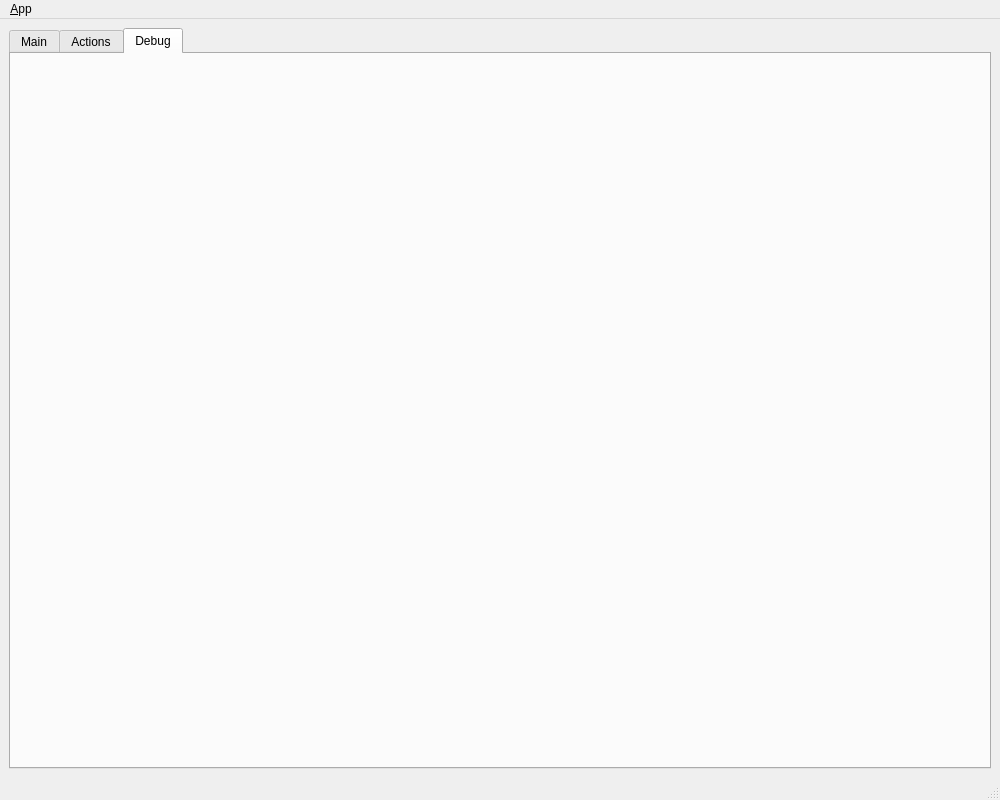
First picture: the form in vineslam_report/ui/main_window.ui, repository MikHut/vineslam, before the edit.
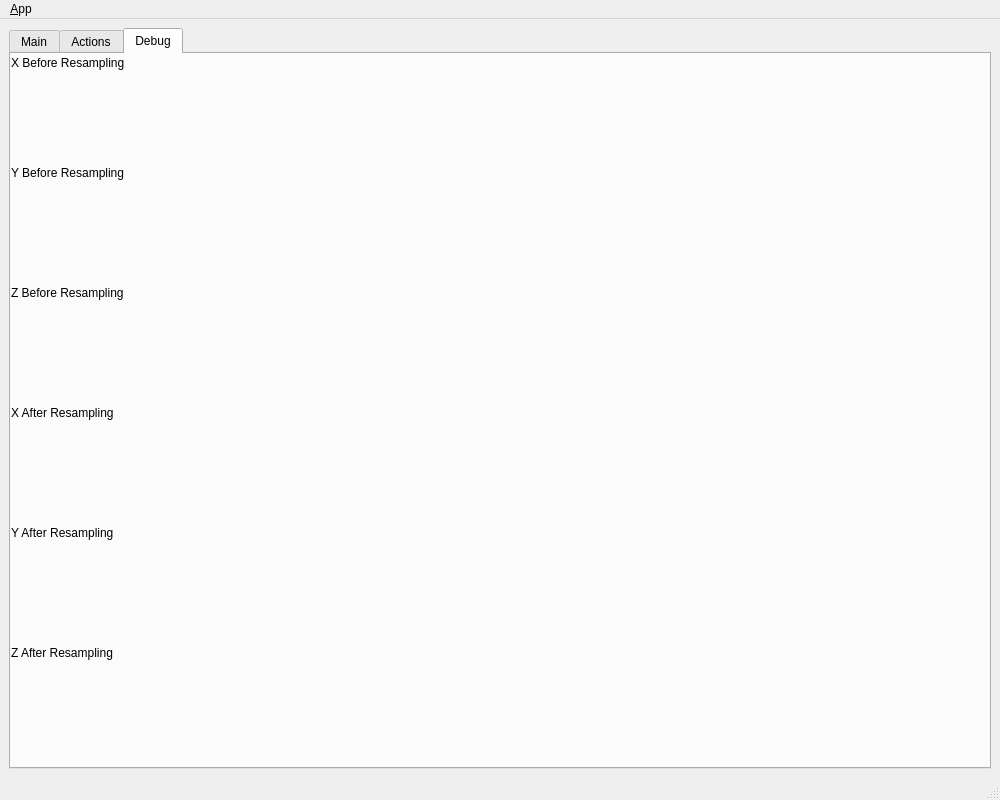
Second picture: the form after the edit. The open tabs and pages were chosen to show the change. Icons and pictures are not drawn.

Commit message: #67 - XYZ histograms plotted on GUI created in #69

What changed in the file:
```diff
--- a/vineslam_report/ui/main_window.ui
+++ b/vineslam_report/ui/main_window.ui
@@ -2,6 +2,14 @@
 <ui version="4.0">
  <class>MainWindowDesign</class>
  <widget class="QMainWindow" name="MainWindowDesign">
+  <property name="geometry">
+   <rect>
+    <x>0</x>
+    <y>0</y>
+    <width>1000</width>
+    <height>800</height>
+   </rect>
+  </property>
   <property name="minimumSize">
    <size>
     <width>1000</width>
@@ -105,7 +113,7 @@
             <widget class="QListView" name="view_logging"/>
            </item>
            <item row="0" column="0">
-            <widget class="QLabel" name="label_2">
+            <widget class="QLabel" name="log_label">
              <property name="text">
               <string>Logging</string>
              </property>
@@ -125,19 +133,162 @@
        <attribute name="title">
         <string>Debug</string>
        </attribute>
+       <widget class="QLabel" name="b_hist_x">
+        <property name="geometry">
+         <rect>
+          <x>0</x>
+          <y>0</y>
+          <width>981</width>
+          <height>101</height>
+         </rect>
+        </property>
+        <property name="text">
+         <string/>
+        </property>
+       </widget>
        <widget class="QLabel" name="label">
         <property name="geometry">
          <rect>
           <x>0</x>
           <y>0</y>
-          <width>591</width>
-          <height>171</height>
+          <width>151</width>
+          <height>17</height>
          </rect>
         </property>
         <property name="text">
+         <string>X Before Resampling</string>
+        </property>
+       </widget>
+       <widget class="QLabel" name="b_hist_y">
+        <property name="geometry">
+         <rect>
+          <x>0</x>
+          <y>110</y>
+          <width>981</width>
+          <height>111</height>
+         </rect>
+        </property>
+        <property name="text">
          <string/>
         </property>
        </widget>
+       <widget class="QLabel" name="b_hist_z">
+        <property name="geometry">
+         <rect>
+          <x>0</x>
+          <y>230</y>
+          <width>981</width>
+          <height>111</height>
+         </rect>
+        </property>
+        <property name="text">
+         <string/>
+        </property>
+       </widget>
+       <widget class="QLabel" name="a_hist_x">
+        <property name="geometry">
+         <rect>
+          <x>0</x>
+          <y>350</y>
+          <width>981</width>
+          <height>111</height>
+         </rect>
+        </property>
+        <property name="text">
+         <string/>
+        </property>
+       </widget>
+       <widget class="QLabel" name="a_hist_y">
+        <property name="geometry">
+         <rect>
+          <x>0</x>
+          <y>470</y>
+          <width>981</width>
+          <height>101</height>
+         </rect>
+        </property>
+        <property name="text">
+         <string/>
+        </property>
+       </widget>
+       <widget class="QLabel" name="a_hist_z">
+        <property name="geometry">
+         <rect>
+          <x>0</x>
+          <y>590</y>
+          <width>981</width>
+          <height>111</height>
+         </rect>
+        </property>
+        <property name="text">
+         <string/>
+        </property>
+       </widget>
+       <widget class="QLabel" name="label_2">
+        <property name="geometry">
+         <rect>
+          <x>0</x>
+          <y>110</y>
+          <width>151</width>
+          <height>17</height>
+         </rect>
+        </property>
+        <property name="text">
+         <string>Y Before Resampling</string>
+        </property>
+       </widget>
+       <widget class="QLabel" name="label_3">
+        <property name="geometry">
+         <rect>
+          <x>0</x>
+          <y>230</y>
+          <width>151</width>
+          <height>17</height>
+         </rect>
+        </property>
+        <property name="text">
+         <string>Z Before Resampling</string>
+        </property>
+       </widget>
+       <widget class="QLabel" name="label_4">
+        <property name="geometry">
+         <rect>
+          <x>0</x>
+          <y>350</y>
+          <width>151</width>
+          <height>17</height>
+         </rect>
+        </property>
+        <property name="text">
+         <string>X After Resampling</string>
+        </property>
+       </widget>
+       <widget class="QLabel" name="label_5">
+        <property name="geometry">
+         <rect>
+          <x>0</x>
+          <y>470</y>
+          <width>151</width>
+          <height>17</height>
+         </rect>
+        </property>
+        <property name="text">
+         <string>Y After Resampling</string>
+        </property>
+       </widget>
+       <widget class="QLabel" name="label_6">
+        <property name="geometry">
+         <rect>
+          <x>0</x>
+          <y>590</y>
+          <width>151</width>
+          <height>17</height>
+         </rect>
+        </property>
+        <property name="text">
+         <string>Z After Resampling</string>
+        </property>
+       </widget>
       </widget>
      </widget>
     </item>
```
Left out of the diff: 2 changed lines with no effect on the pictures. The commit also changes 7 other files.
